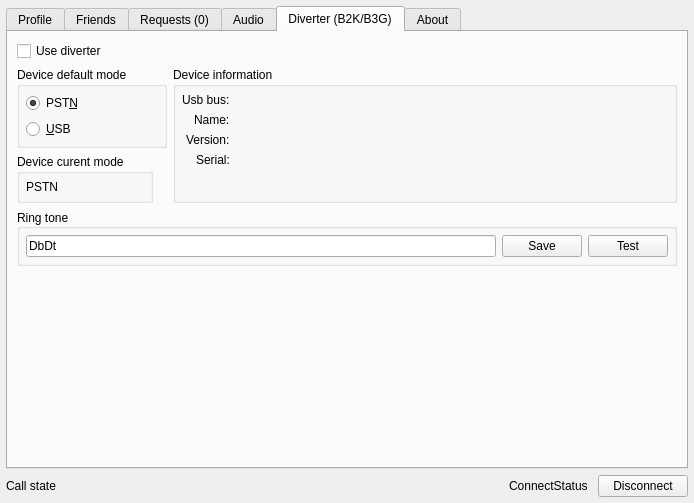
First picture: the form in src/toxphone_config/widgets/main_window.ui, repository hkarel/ToxPhone, before the edit.
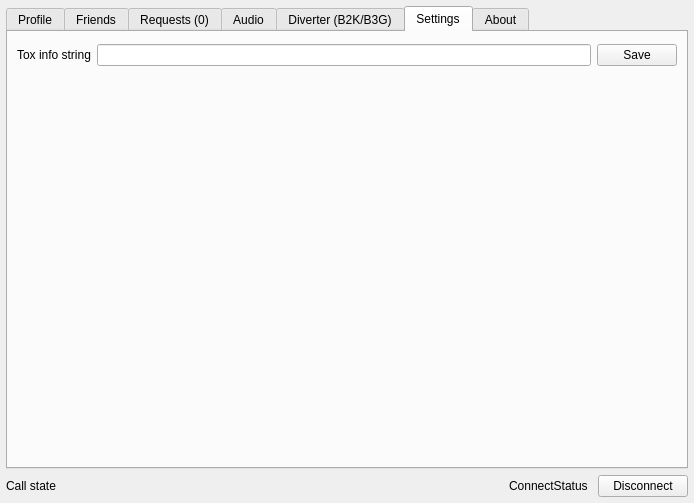
Second picture: the form after the edit.

Patch:
```diff
--- a/src/toxphone_config/widgets/main_window.ui
+++ b/src/toxphone_config/widgets/main_window.ui
@@ -36,7 +36,7 @@
     <item>
      <widget class="QTabWidget" name="tabWidget">
       <property name="currentIndex">
-       <number>4</number>
+       <number>5</number>
       </property>
       <widget class="QWidget" name="tabProfile">
        <attribute name="title">
@@ -1424,6 +1424,65 @@
         </item>
        </layout>
       </widget>
+      <widget class="QWidget" name="tabSettings">
+       <attribute name="title">
+        <string>Settings</string>
+       </attribute>
+       <layout class="QVBoxLayout" name="verticalLayout_22">
+        <property name="leftMargin">
+         <number>9</number>
+        </property>
+        <property name="topMargin">
+         <number>12</number>
+        </property>
+        <property name="rightMargin">
+         <number>9</number>
+        </property>
+        <item>
+         <layout class="QHBoxLayout" name="horizontalLayout_17">
+          <item>
+           <widget class="QLabel" name="label_30">
+            <property name="text">
+             <string>Tox info string</string>
+            </property>
+            <property name="alignment">
+             <set>Qt::AlignLeading|Qt::AlignLeft|Qt::AlignVCenter</set>
+            </property>
+           </widget>
+          </item>
+          <item>
+           <widget class="QLineEdit" name="lineToxInfoString"/>
+          </item>
+          <item>
+           <widget class="QPushButton" name="btnSaveToxInfo">
+            <property name="minimumSize">
+             <size>
+              <width>80</width>
+              <height>0</height>
+             </size>
+            </property>
+            <property name="text">
+             <string>Save</string>
+            </property>
+           </widget>
+          </item>
+         </layout>
+        </item>
+        <item>
+         <spacer name="verticalSpacer_6">
+          <property name="orientation">
+           <enum>Qt::Vertical</enum>
+          </property>
+          <property name="sizeHint" stdset="0">
+           <size>
+            <width>20</width>
+            <height>373</height>
+           </size>
+          </property>
+         </spacer>
+        </item>
+       </layout>
+      </widget>
       <widget class="QWidget" name="tabAbout">
        <attribute name="title">
         <string>About</string>
```
